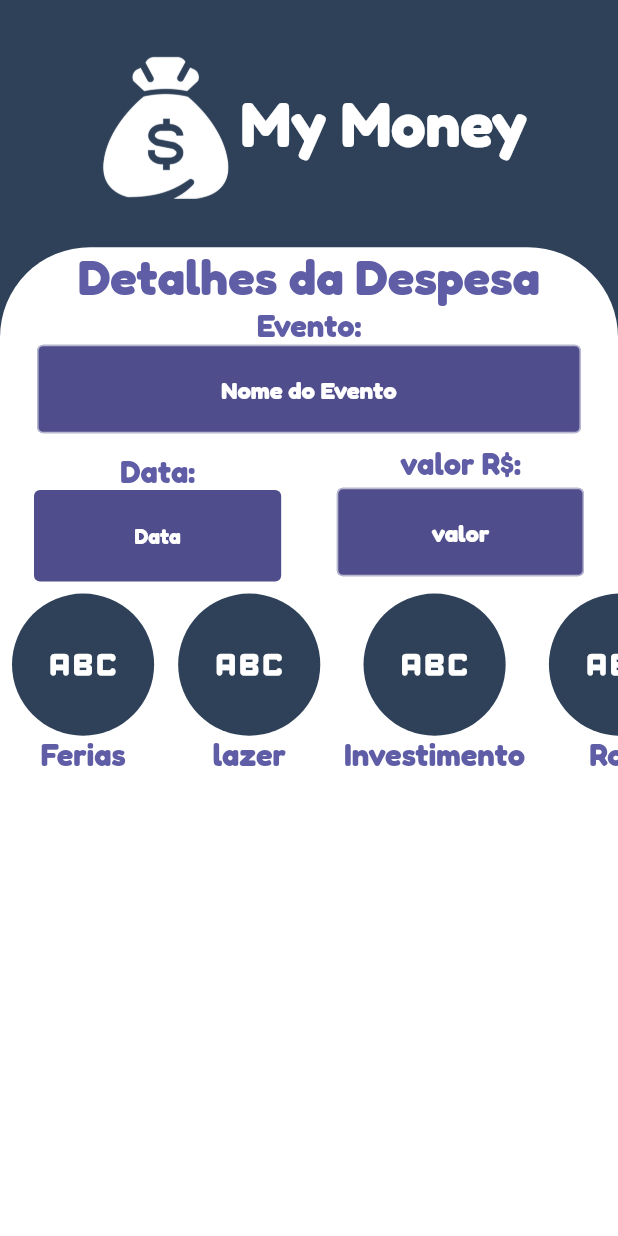
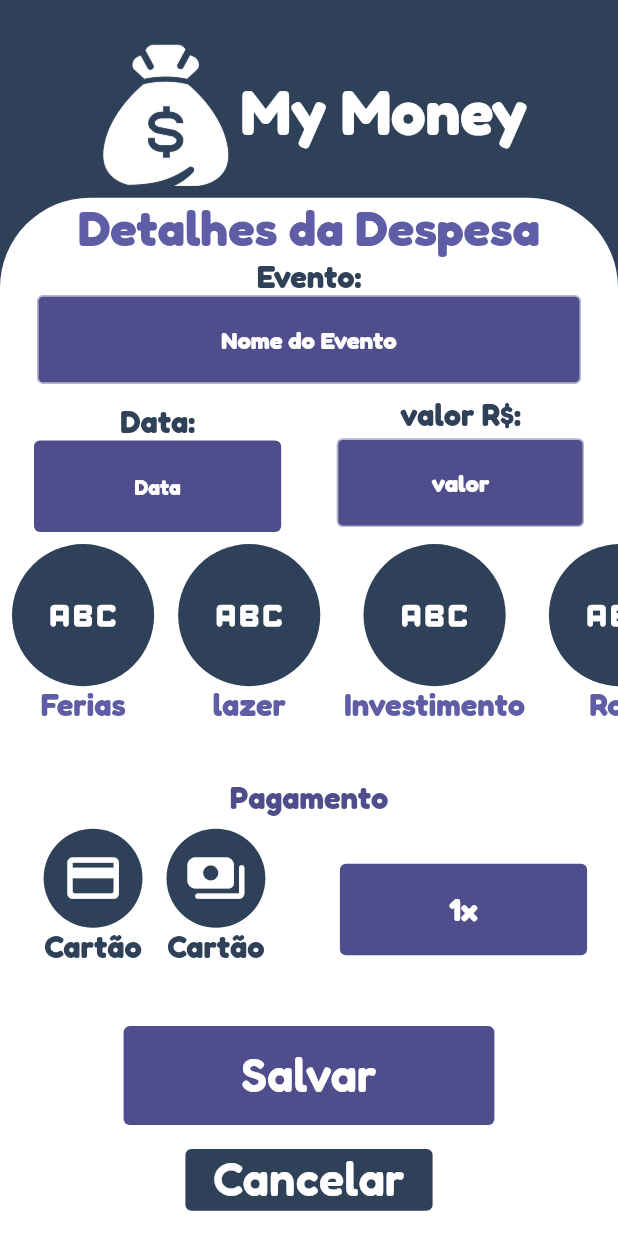
Before and after one commit to JoseGoncalvess/My_Money, a Flutter app: the EventoPage screen opened directly, on a phone screen of 412 x 824 dp. Run offline on Flutter 3.47's test engine with Material 2 defaults, Android fonts, the light colour scheme and no system bars.

Commit message:
finishin form cad event

```diff
--- a/lib/page/screens/eventopage/evento_page.dart
+++ b/lib/page/screens/eventopage/evento_page.dart
@@ -1,5 +1,8 @@
 import 'package:flutter/material.dart';
+import 'package:my_money/page/screens/eventopage/parcela_widget.dart';
+import 'package:my_money/page/screens/eventopage/payment_category_widget.dart';
 import 'package:my_money/page/screens/eventopage/row_infoform_widget.dart';
+import 'package:my_money/page/widgets/buttom_custom_widget.dart';
 import 'package:my_money/page/widgets/custom_formfiel_widget.dart';
 
 import '../../widgets/logo_inline_widget.dart';
@@ -15,6 +18,8 @@ class EventoPage extends StatefulWidget {
 class _EventoPageState extends State<EventoPage> with TickerProviderStateMixin {
   TextEditingController eventoController = TextEditingController();
   TextEditingController valorController = TextEditingController();
+  int parcel = 12;
+  String pvalue = '';
   @override
   Widget build(BuildContext context) {
     final height = MediaQuery.of(context).size.height;
@@ -28,14 +33,14 @@ class _EventoPageState extends State<EventoPage> with TickerProviderStateMixin {
           child: Stack(children: [
             SizedBox(
               // color: Colors.red,
-              height: height * 0.2,
+              height: height * 0.18,
               width: width,
               child: const LogoInlineWidget(fontsiz: 0.05, imagescale: 3),
             ),
             Column(mainAxisAlignment: MainAxisAlignment.end, children: [
               Container(
                 width: width,
-                height: height * 0.8,
+                height: height * 0.84,
                 decoration: const BoxDecoration(
                   color: Colors.white,
                   borderRadius: BorderRadius.only(
@@ -54,11 +59,11 @@ class _EventoPageState extends State<EventoPage> with TickerProviderStateMixin {
                     Text(
                       'Evento:',
                       style: TextStyle(
-                          color: const Color(0xff5F5DA6),
+                          color: const Color(0xFF2E4159),
                           fontSize: width * 0.05,
                           fontWeight: FontWeight.w700),
                     ),
-                    Container(
+                    SizedBox(
                       width: width * 0.88,
                       child: CustomFormfielWidget(
                         internlabel: 'Nome do Evento',
@@ -72,7 +77,75 @@ class _EventoPageState extends State<EventoPage> with TickerProviderStateMixin {
                     RowInfoformWidget(
                       valorController: valorController,
                     ),
-                    const CategoryEventWidget()
+                    const CategoryEventWidget(),
+                    Container(
+                      width: width,
+                      height: height * 0.19,
+                      // color: Colors.blueGrey,
+                      child: Column(
+                        children: [
+                          Text('Pagamento',
+                              style: TextStyle(
+                                  color: const Color(0xff4F4D8C),
+                                  fontSize: width * 0.05,
+                                  fontWeight: FontWeight.w700)),
+                          Row(
+                            crossAxisAlignment: CrossAxisAlignment.center,
+                            mainAxisAlignment: MainAxisAlignment.center,
+                            children: [
+                              Container(
+                                // color: Colors.amber,
+                                width: width * 0.5,
+                                height: height * 0.15,
+                                child: const Row(
+                                  crossAxisAlignment: CrossAxisAlignment.end,
+                                  mainAxisAlignment: MainAxisAlignment.center,
+                                  children: [
+                                    PaymentCategoryWidget(
+                                      icon: Icons.credit_card_rounded,
+                                      name: 'Cartão',
+                                    ),
+                                    PaymentCategoryWidget(
+                                      icon: Icons.payments_rounded,
+                                      name: 'Cartão',
+                                    )
+                                  ],
+                                ),
+                              ),
+                              const ParcelaWidget(),
+                            ],
+                          ),
+                        ],
+                      ),
+                    ),
+                    Padding(
+                      padding: const EdgeInsets.all(8.0),
+                      child: Container(
+                        width: width * 0.6,
+                        height: height * 0.08,
+                        decoration: BoxDecoration(
+                            borderRadius: BorderRadius.circular(15)),
+                        child: ButtomCustomWidget(
+                            name: 'Salvar',
+                            onpressed: () {},
+                            backgroud: const Color(0xff4F4D8C),
+                            colortext: Colors.white),
+                      ),
+                    ),
+                    Padding(
+                      padding: const EdgeInsets.all(8.0),
+                      child: Container(
+                        width: width * 0.4,
+                        height: height * 0.05,
+                        decoration: BoxDecoration(
+                            borderRadius: BorderRadius.circular(15)),
+                        child: ButtomCustomWidget(
+                            name: 'Cancelar',
+                            onpressed: () {},
+                            backgroud: const Color(0xFF2E4159),
+                            colortext: Colors.white),
+                      ),
+                    )
                   ],
                 ),
               ),
--- /dev/null
+++ b/lib/page/screens/eventopage/parcela_widget.dart
@@ -0,0 +1,82 @@
+import 'package:flutter/material.dart';
+
+class ParcelaWidget extends StatefulWidget {
+  const ParcelaWidget({super.key});
+
+  @override
+  State<ParcelaWidget> createState() => _ParcelaWidgetState();
+}
+
+class _ParcelaWidgetState extends State<ParcelaWidget> {
+  int parcel = 12;
+  String pvalue = '1x';
+  @override
+  Widget build(BuildContext context) {
+    final height = MediaQuery.of(context).size.height;
+    final width = MediaQuery.of(context).size.width;
+    return Container(
+      // color: Colors.red,
+      width: width * 0.5,
+      height: height * 0.15,
+      child: Row(
+        crossAxisAlignment: CrossAxisAlignment.center,
+        mainAxisAlignment: MainAxisAlignment.center,
+        children: [
+          GestureDetector(
+            onTap: () {
+              showDialog(
+                context: context,
+                builder: (context) {
+                  return AlertDialog(
+                    backgroundColor: Colors.white,
+                    content: SingleChildScrollView(
+                      child: SizedBox(
+                        height: height * 0.5,
+                        width: width * 0.03,
+                        child: ListView.builder(
+                          itemCount: parcel,
+                          itemBuilder: (context, index) => GestureDetector(
+                            onTap: () {
+                              setState(() {
+                                pvalue = '$index x';
+                                Navigator.pop(context);
+                              });
+                            },
+                            child: ListTile(
+                              title: Center(
+                                child: Text('$index x',
+                                    style: TextStyle(
+                                        color: const Color(0xFF2E4159),
+                                        fontSize: width * 0.05,
+                                        fontWeight: FontWeight.w700)),
+                              ),
+                            ),
+                          ),
+                        ),
+                      ),
+                    ),
+                  );
+                },
+              );
+            },
+            child: Container(
+              alignment: Alignment.center,
+              width: width * 0.4,
+              height: height * 0.074,
+              decoration: BoxDecoration(
+                  color: const Color(0xff4F4D8C),
+                  borderRadius: BorderRadius.circular(4)),
+              child: Text(
+                pvalue,
+                style: TextStyle(
+                    color: Colors.white,
+                    fontSize: width * 0.05,
+                    fontWeight: FontWeight.w700),
+              ),
+            ),
+          )
+        ],
+      ),
+    );
+  }
+}
--- /dev/null
+++ b/lib/page/screens/eventopage/payment_category_widget.dart
@@ -0,0 +1,40 @@
+import 'package:flutter/material.dart';
+
+class PaymentCategoryWidget extends StatelessWidget {
+  final String name;
+  final IconData icon;
+  const PaymentCategoryWidget(
+      {Key? key, required this.name, required this.icon})
+      : super(key: key);
+
+  @override
+  Widget build(BuildContext context) {
+    final height = MediaQuery.of(context).size.height;
+    final width = MediaQuery.of(context).size.width;
+    return Padding(
+      padding: const EdgeInsets.all(8.0),
+      child: Column(
+        children: [
+          Container(
+            height: height * 0.08,
+            width: width * 0.16,
+            decoration: BoxDecoration(
+                color: const Color(0xFF2E4159),
+                borderRadius: BorderRadius.circular(100)),
+            child: IconButton(
+                onPressed: () {},
+                icon: Icon(
+                  icon,
+                  size: width * 0.1,
+                )),
+          ),
+          Text(name,
+              style: TextStyle(
+                  color: const Color(0xFF2E4159),
+                  fontSize: width * 0.05,
+                  fontWeight: FontWeight.w700))
+        ],
+      ),
+    );
+  }
+}
--- a/lib/page/screens/eventopage/row_infoform_widget.dart
+++ b/lib/page/screens/eventopage/row_infoform_widget.dart
@@ -11,7 +11,7 @@ class RowInfoformWidget extends StatelessWidget {
   Widget build(BuildContext context) {
     final height = MediaQuery.of(context).size.height;
     final width = MediaQuery.of(context).size.width;
-    return Container(
+    return SizedBox(
       width: width * 0.98,
       height: height * 0.12,
       child: Row(
@@ -24,7 +24,7 @@ class RowInfoformWidget extends StatelessWidget {
               Text(
                 'Data:',
                 style: TextStyle(
-                    color: const Color(0xff5F5DA6),
+                    color: const Color(0xFF2E4159),
                     fontSize: width * 0.05,
                     fontWeight: FontWeight.w700),
               ),
@@ -48,7 +48,7 @@ class RowInfoformWidget extends StatelessWidget {
               Text(
                 'valor R\$:',
                 style: TextStyle(
-                    color: const Color(0xff5F5DA6),
+                    color: const Color(0xFF2E4159),
                     fontSize: width * 0.05,
                     fontWeight: FontWeight.w700),
               ),
--- a/lib/page/screens/perfilpage/formcad_user_widget.dart
+++ b/lib/page/screens/perfilpage/formcad_user_widget.dart
@@ -4,6 +4,7 @@ import 'package:flutter/material.dart';
 import 'package:my_money/page/screens/home/home_page.dart';
 
 import '../../widgets/avatar_profile_widget.dart';
+import '../../widgets/buttom_custom_widget.dart';
 import '../../widgets/custom_formfiel_widget.dart';
 
 class FormcadUserWidget extends StatefulWidget {
@@ -54,29 +55,17 @@ class _FormcadUserWidgetState extends State<FormcadUserWidget> {
               keybordtype: TextInputType.number,
               internlabel: 'Meu patrimonio atual é ...'),
         ),
-        SizedBox(
-          width: width * 0.4,
-          height: height * 0.08,
-          child: ElevatedButton(
-            style: const ButtonStyle(
-                backgroundColor: MaterialStatePropertyAll(Colors.white)),
-            onPressed: () {
+        ButtomCustomWidget(
+          backgroud: const Color(0xff4F4D8C),
+          colortext: Colors.white,
+          name: 'Salvar',
+          onpressed: () {
             Navigator.pushReplacement(
                 context,
                 MaterialPageRoute(
                   builder: (context) => HomePage(),
                 ));
-
-              log("${_moneycontroller.text}, ${_namecontroller.text}");
-              _moneycontroller.clear();
-              _namecontroller.clear();
           },
-            child: Text('Salvar',
-                style: TextStyle(
-                    color: const Color(0xff4F4D8C),
-                    fontSize: height * 0.038,
-                    fontWeight: FontWeight.w600)),
-          ),
         )
       ],
     );
--- /dev/null
+++ b/lib/page/widgets/buttom_custom_widget.dart
@@ -0,0 +1,31 @@
+import 'package:flutter/material.dart';
+
+class ButtomCustomWidget extends StatelessWidget {
+  final Function onpressed;
+  final String name;
+  final Color colortext;
+  final Color backgroud;
+
+  const ButtomCustomWidget(
+      {Key? key,
+      required this.onpressed,
+      required this.name,
+      required this.colortext,
+      required this.backgroud})
+      : super(key: key);
+
+  @override
+  Widget build(BuildContext context) {
+    final height = MediaQuery.of(context).size.height;
+    // final width = MediaQuery.of(context).size.width;
+    return ElevatedButton(
+      style: ButtonStyle(backgroundColor: MaterialStatePropertyAll(backgroud)),
+      onPressed: onpressed(),
+      child: Text(name,
+          style: TextStyle(
+              color: colortext,
+              fontSize: height * 0.038,
+              fontWeight: FontWeight.w600)),
+    );
+  }
+}
```
Also changed, not shown: 3 other files. Lines whose indentation alone changed are shown as unchanged.
